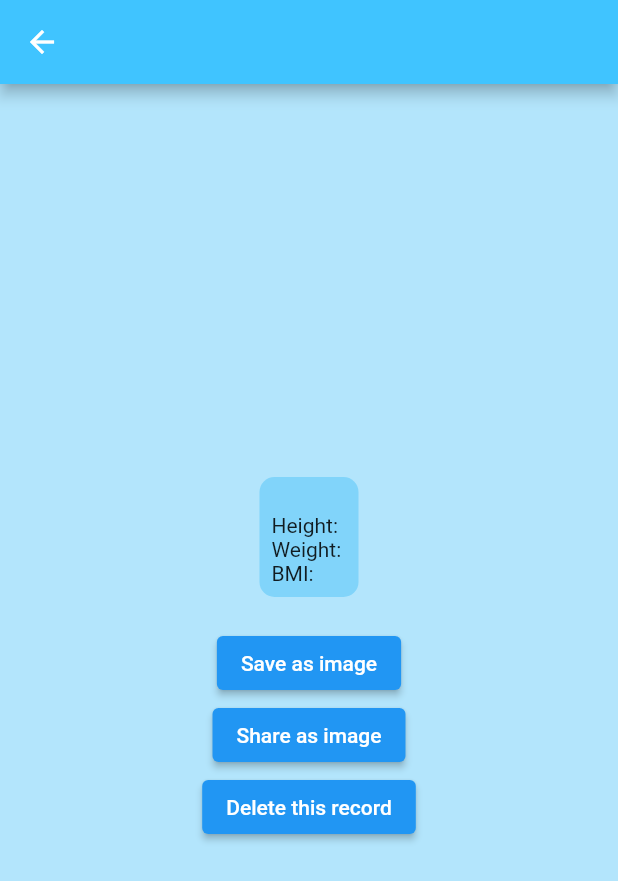
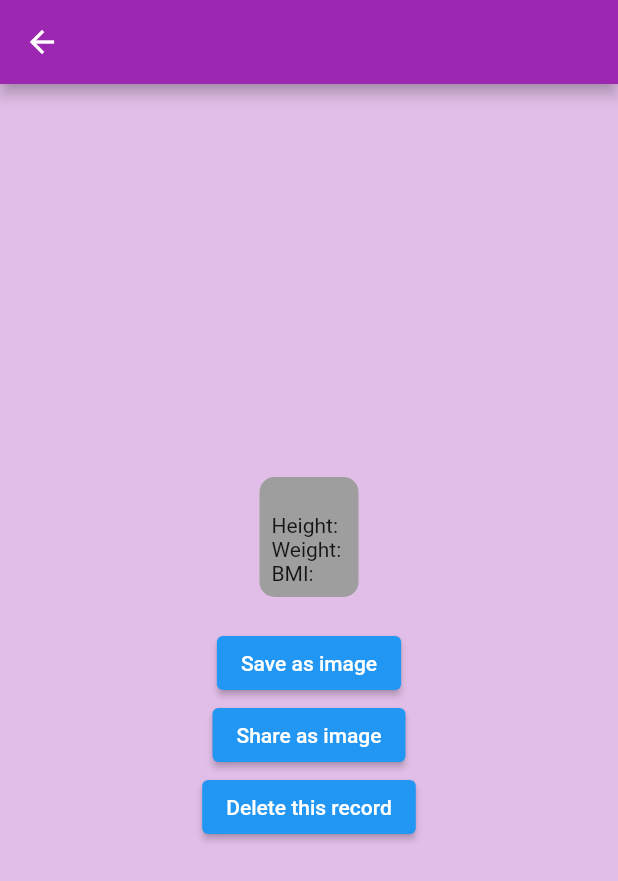
Before and after one commit to alextang809/RhyCare, a Flutter app: the DetailRecordPage screen opened directly with empty values, on a phone screen of 412 x 824 dp. Shown: the top 881 px of the screen. Run offline on Flutter 3.47's test engine with Material 2 defaults, Android fonts, the phone set to English and light mode, and no system bars; drawn by our look-alikes of screenshot; our stand-ins replace cloud_firestore, firebase_auth, firebase_core, flutter_easyloading, flutter_signin_button, flutter_spinkit and 8 more; accounts and stored records are empty.

Commit message:
Add feature of using different color for different bmi level

```diff
--- a/lib/screens/detail_record_page.dart
+++ b/lib/screens/detail_record_page.dart
@@ -20,8 +20,9 @@ class DetailRecordPage extends StatefulWidget {
 
   final Record record;
   final DocumentReference recordReference;
+  final Color backgroundColor;
 
-  DetailRecordPage({required this.record, required this.recordReference});
+  DetailRecordPage({required this.record, required this.recordReference, required this.backgroundColor});
 
   @override
   _DetailRecordPageState createState() => _DetailRecordPageState();
@@ -30,11 +31,13 @@ class DetailRecordPage extends StatefulWidget {
 class _DetailRecordPageState extends State<DetailRecordPage> {
   Record? thisRecord;
   DocumentReference? thisRecordReference;
+  Color? thisBackgroundColor;
 
   @override
   void initState() {
     thisRecord = this.widget.record;
     thisRecordReference = this.widget.recordReference;
+    thisBackgroundColor = this.widget.backgroundColor;
     super.initState();
   }
 
@@ -168,9 +171,9 @@ class _DetailRecordPageState extends State<DetailRecordPage> {
   Widget build(BuildContext context) {
     return Scaffold(
       appBar: AppBar(
-        backgroundColor: Colors.lightBlueAccent[200],
+        backgroundColor: Colors.purple,
       ),
-      backgroundColor: Colors.lightBlue[100],
+      backgroundColor: Colors.purple[100],
       body: SafeArea(
         child: Container(
           child: Column(
@@ -185,7 +188,7 @@ class _DetailRecordPageState extends State<DetailRecordPage> {
                 child: Container(
                   padding: EdgeInsets.all(8.0),
                   decoration: BoxDecoration(
-                    color: Colors.lightBlue[200],
+                    color: thisBackgroundColor,
                     borderRadius: BorderRadius.circular(10.0),
                   ),
                   child: Column(
```
Also changed, not shown: lib/components/record_card.dart (+29 -4 lines).
